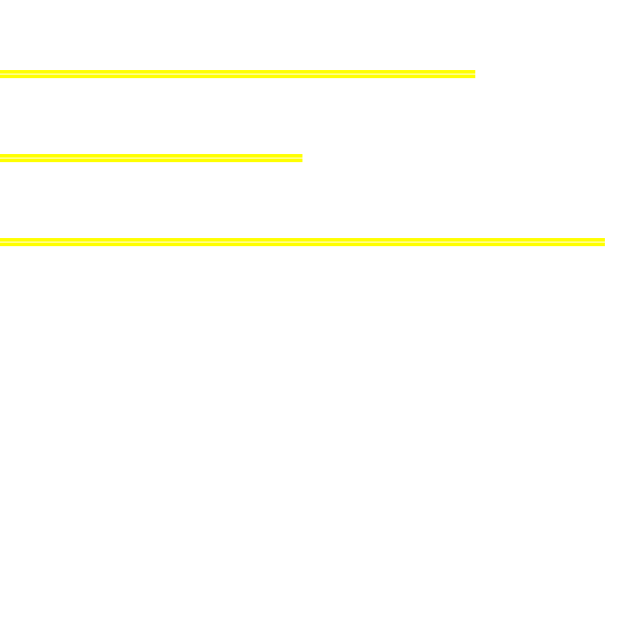
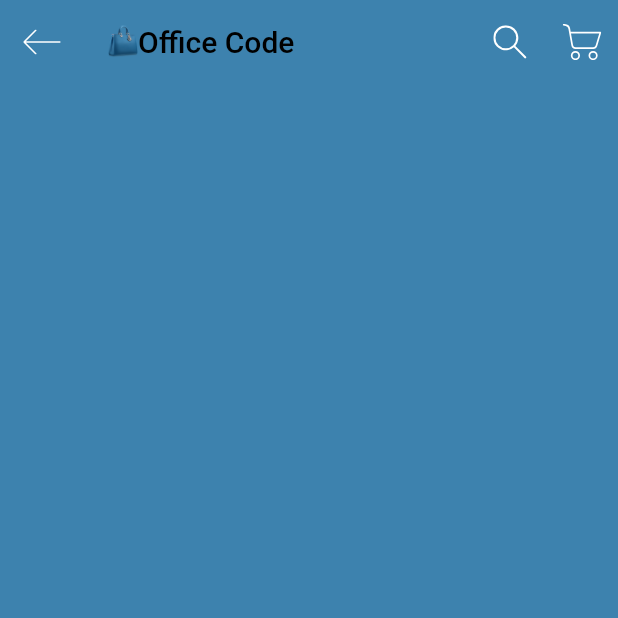
Before and after one commit to kv1991/flutter-shopping, a Flutter app: the screen it shows after launch, after a tap on "Office Code", on a phone screen of 412 x 824 dp, the top half of it. Run offline on Flutter 3.47's test engine with Material 2 defaults, Android fonts, the phone set to English and light mode, and no system bars; our stand-ins replace flutter_svg.

Commit message:
feat:  added app bar of product detail.

```diff
--- a/lib/screens/details/detail_screen.dart
+++ b/lib/screens/details/detail_screen.dart
@@ -1,10 +1,44 @@
 import 'package:flutter/material.dart';
+import 'package:flutter_svg/flutter_svg.dart';
 
 // import 'package:Shopping/constants.dart';
+import 'package:Shopping/models/Product.dart';
 
 class DetailScreen extends StatelessWidget {
+  final Product product;
+  const DetailScreen({ Key key, this.product}) : super(key: key);
   @override
   Widget build(BuildContext context) {
-    return Text('This is the page of product detail', style: TextStyle(color: Colors.white));
+    return Scaffold(
+      appBar: buildAppBar(context),
+      backgroundColor: product.color,
+    );
+  }
+
+  AppBar buildAppBar(BuildContext context) {
+    return AppBar(
+      backgroundColor: product.color,
+      elevation: 0,
+      leading: IconButton(
+        icon: SvgPicture.asset("assets/icons/back.svg", color: Colors.white),
+        onPressed: () => Navigator.pop(context)
+      ),
+      title: Row(
+        children: [
+          SizedBox(width: 20, child: Image.asset(product.image)),
+          Text(product.title, style: TextStyle(color: Colors.black))
+        ]
+      ),
+      actions: <Widget> [
+        IconButton(
+          icon: SvgPicture.asset("assets/icons/search.svg", color: Colors.white),
+          onPressed: () => {}
+        ),
+        IconButton(
+          icon: SvgPicture.asset("assets/icons/cart.svg", color: Colors.white),
+          onPressed: () => {}
+        ),
+      ]
+    );
   }
 }
--- a/lib/screens/home/components/body.dart
+++ b/lib/screens/home/components/body.dart
@@ -31,7 +31,7 @@ class Body extends StatelessWidget {
               ),
               itemBuilder: (context, idx) => ItemCart(
                 product: products[idx],
-                press: () => Navigator.push(context, MaterialPageRoute(builder: (context) => DetailScreen()))
+                press: () => Navigator.push(context, MaterialPageRoute(builder: (context) => DetailScreen(product: products[idx])))
               )
             )
           ),
```
